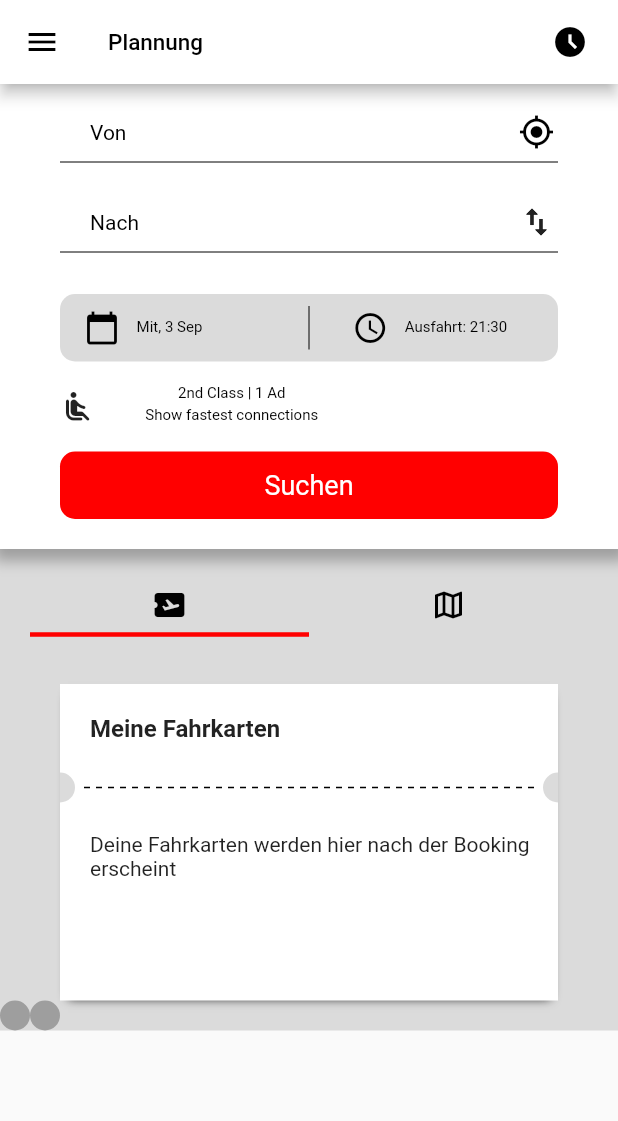
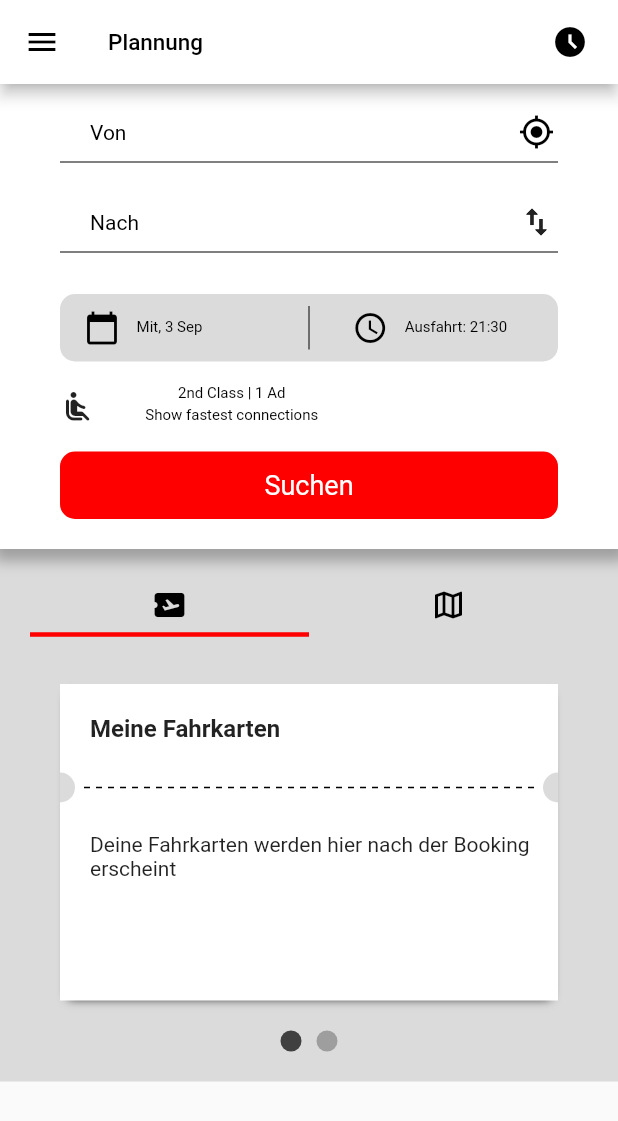
Before and after one commit to MaxleyCv/FlutterLearningIoT2, a Flutter app: the screen it shows after launch, on a phone screen of 412 x 824 dp. Shown: the top 1121 px of the screen. Run offline on Flutter 3.47's test engine with Material 2 defaults, Android fonts, the light colour scheme and no system bars; drawn by our look-alikes of dotted_line.

Commit message:
added dots

```diff
--- a/lib/main.dart
+++ b/lib/main.dart
@@ -2,6 +2,7 @@
 import 'package:flutter/cupertino.dart';
 import 'package:flutter/material.dart';
 import 'package:dotted_line/dotted_line.dart';
+import 'package:flutter/rendering.dart';
 
 
 void main() {
@@ -307,29 +308,55 @@ Widget _myTickets(Color greyColor){
   );
 }
 
-Widget _doubleDot(){
-  return Align(
+Widget _doubleDot(Color darkGreyColor){
+  return Container(
+      child: Padding(
+          padding: EdgeInsets.symmetric(horizontal: 40, vertical: 20),
+          child: Align(
           alignment: Alignment.center,
           child: Row(
+            mainAxisAlignment: MainAxisAlignment.center,
             children: <Widget>[
-        Container(
-          width: 20,
-          height: 20,
+              Padding(
+                padding: EdgeInsets.symmetric(horizontal: 5),
+                child: Container(
+                  width: 14,
+                  height: 14,
                   decoration: BoxDecoration(
-            borderRadius: BorderRadius.all(Radius.circular(10)),
+                    borderRadius: BorderRadius.all(Radius.circular(7)),
+                    color: darkGreyColor,
+                  ),
+                ),
+              ),
+              Padding(
+                padding: EdgeInsets.symmetric(horizontal: 5),
+                child: Container(
+                  width: 14,
+                  height: 14,
+                  decoration: BoxDecoration(
+                    borderRadius: BorderRadius.all(Radius.circular(7)),
                     color: Colors.grey,
                   ),
                 ),
-        Container(
-          width: 20,
-          height: 20,
-          decoration: BoxDecoration(
-            borderRadius: BorderRadius.all(Radius.circular(10)),
-            color: Colors.grey,
-          ),
               )
+
             ],
           ),
+        ),
+      ),
+
+  );
+}
+
+
+Widget _newsKarte(){
+
+}
+
+
+Widget _newsFeed(){
+  return Container(
+
   );
 }
 
@@ -339,6 +366,7 @@ class _HomePageState extends State<HomePage> {
   Color buttonColor = Color.fromRGBO(255, 0, 0, 1.0);
   Color textColor = Color.fromRGBO(0, 0, 0, 1.0);
   Color greyColor = Color.fromRGBO(219, 219, 219, 1.0);
+  Color darkGreyColor = Color.fromRGBO(64, 64, 64, 1.0);
 
   TextStyle smallTextStyle = TextStyle(
     fontSize: 10,
@@ -445,15 +473,13 @@ class _HomePageState extends State<HomePage> {
                     children: <Widget>[
                       _chooseTicketOrMap(buttonColor, greyColor),
                       _myTickets(greyColor),
-                      _doubleDot(),
+                      _doubleDot(darkGreyColor),
                     ],
                   ),
                 )
               ]
-
           ),
         )
-
       )
     );
   }
```
Lines whose indentation alone changed are shown as unchanged.
